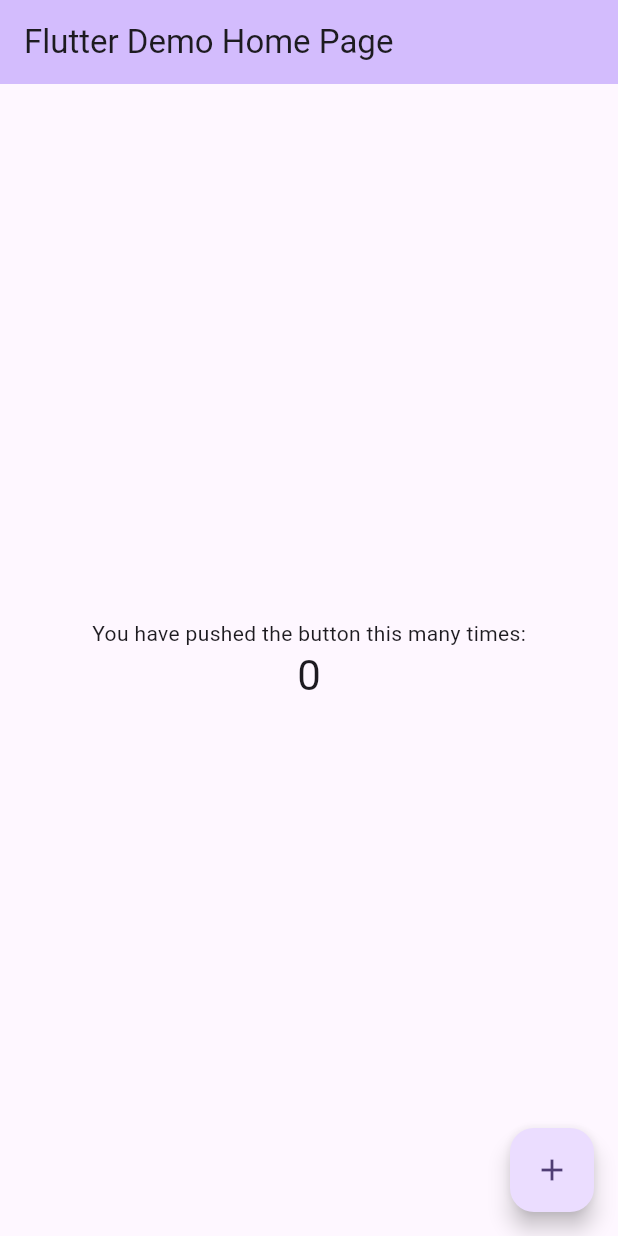
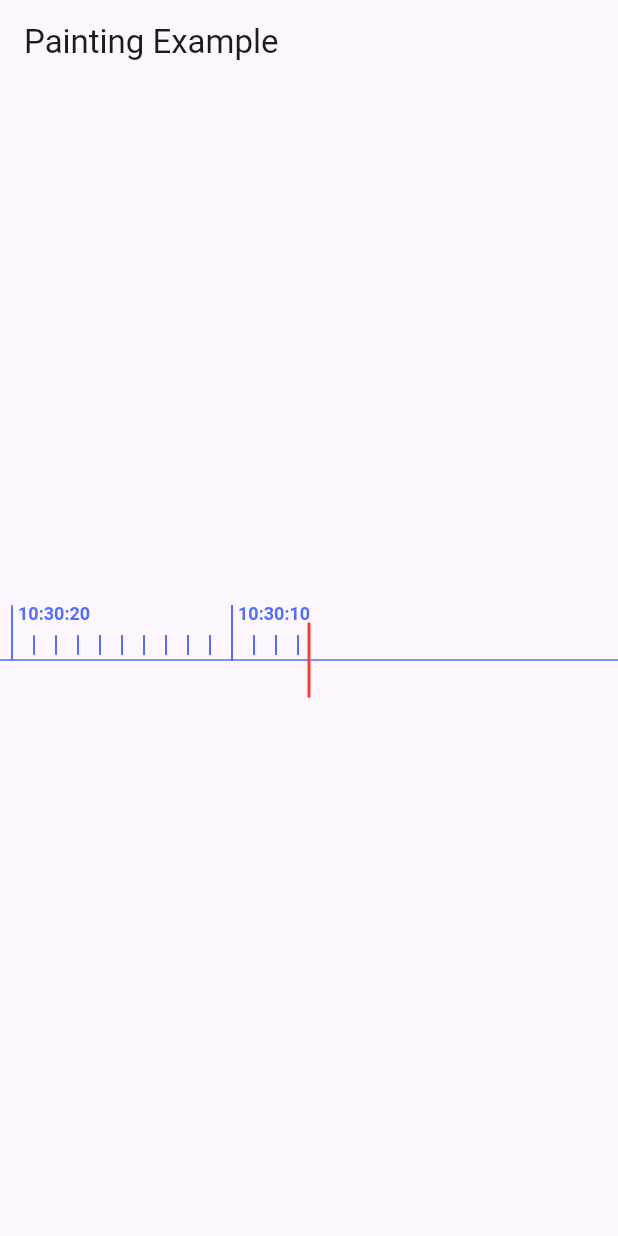
Before and after one commit to bitswar/animated_scrollable_timeline, a Flutter app: the screen it shows after launch, on a phone screen of 412 x 824 dp. Run offline on Flutter 3.47's test engine with Material 3 defaults, Android fonts, the phone set to English and light mode, and no system bars.

Commit message:
added first instance of timeline widget

```diff
--- /dev/null
+++ b/lib/animated_scrollable_timeline_widget.dart
@@ -0,0 +1,99 @@
+import 'dart:async';
+
+import 'package:flutter/material.dart';
+import 'package:animated_scrollable_timeline/timeline_painter.dart';
+
+class AnimatedScrollableTimelineWidget extends StatefulWidget {
+/* ------------------------------ Dependencies ------------------------------ */
+  final double divisionGap;
+/* -------------------------------------------------------------------------- */
+  final double dividerWidth;
+/* -------------------------------------------------------------------------- */
+  final int dividersAmount;
+/* ------------------------------- Constructor ------------------------------ */
+  const AnimatedScrollableTimelineWidget({
+    super.key,
+    this.dividerWidth = 1,
+    this.divisionGap = 21,
+    this.dividersAmount = 10,
+  });
+/* -------------------------------------------------------------------------- */
+  @override
+  State<AnimatedScrollableTimelineWidget> createState() =>
+      _AnimatedScrollableTimelineWidgetState();
+}
+
+class _AnimatedScrollableTimelineWidgetState
+    extends State<AnimatedScrollableTimelineWidget>
+    with SingleTickerProviderStateMixin {
+/* -------------------------------------------------------------------------- */
+  late Timer timer;
+/* -------------------------------------------------------------------------- */
+  late Animation animation;
+/* -------------------------------------------------------------------------- */
+  late AnimationController controller;
+/* -------------------------------------------------------------------------- */
+  DateTime currentTime = DateTime.now();
+/* -------------------------------------------------------------------------- */
+  @override
+  void initState() {
+    controller = AnimationController(
+      vsync: this,
+      duration: const Duration(seconds: 1),
+    )..addStatusListener((status) {
+        if (status == AnimationStatus.completed) {
+          controller.reset();
+          setState(() {
+            currentTime = DateTime.now();
+          });
+          print(status);
+          controller.forward();
+        }
+      });
+    animation = Tween<double>(
+      begin: 0,
+      end: widget.dividerWidth + widget.divisionGap,
+    ).animate(controller);
+
+    controller.forward();
+    super.initState();
+  }
+
+  /* -------------------------------------------------------------------------- */
+  @override
+  void dispose() {
+    controller.dispose();
+    super.dispose();
+  }
+
+/* -------------------------------------------------------------------------- */
+  @override
+  Widget build(BuildContext context) {
+    final double pixelRatio = MediaQuery.of(context).devicePixelRatio;
+    return SizedBox.expand(
+      child: RepaintBoundary(
+        child: GestureDetector(
+          child: AnimatedBuilder(
+            animation: animation,
+            builder: (context, child) {
+              return CustomPaint(
+                painter: TimelinePainter(
+                  largeDivisionHeight: 36,
+                  smallDivisionHeight: 12,
+                  devicePixelRatio: pixelRatio,
+                  centralDate: currentTime,
+                  dividersAmount: widget.dividersAmount,
+                  dividerWidth: widget.dividerWidth,
+                  divisionGap: widget.divisionGap,
+                  value: controller.value,
+                ),
+              );
+            },
+          ),
+        ),
+      ),
+    );
+  }
+
+/* -------------------------------------------------------------------------- */
+}
--- a/lib/main.dart
+++ b/lib/main.dart
@@ -1,125 +1,38 @@
 import 'package:flutter/material.dart';
+import 'package:animated_scrollable_timeline/animated_scrollable_timeline_widget.dart';
 
 void main() {
   runApp(const MyApp());
 }
 
 class MyApp extends StatelessWidget {
-  const MyApp({super.key});
+  const MyApp({
+    super.key,
+  });
 
-  // This widget is the root of your application.
   @override
   Widget build(BuildContext context) {
     return MaterialApp(
-      title: 'Flutter Demo',
-      theme: ThemeData(
-        // This is the theme of your application.
-        //
-        // TRY THIS: Try running your application with "flutter run". You'll see
-        // the application has a blue toolbar. Then, without quitting the app,
-        // try changing the seedColor in the colorScheme below to Colors.green
-        // and then invoke "hot reload" (save your changes or press the "hot
-        // reload" button in a Flutter-supported IDE, or press "r" if you used
-        // the command line to start the app).
-        //
-        // Notice that the counter didn't reset back to zero; the application
-        // state is not lost during the reload. To reset the state, use hot
-        // restart instead.
-        //
-        // This works for code too, not just values: Most code changes can be
-        // tested with just a hot reload.
-        colorScheme: ColorScheme.fromSeed(seedColor: Colors.deepPurple),
-        useMaterial3: true,
-      ),
-      home: const MyHomePage(title: 'Flutter Demo Home Page'),
-    );
-  }
-}
-
-class MyHomePage extends StatefulWidget {
-  const MyHomePage({super.key, required this.title});
-
-  // This widget is the home page of your application. It is stateful, meaning
-  // that it has a State object (defined below) that contains fields that affect
-  // how it looks.
-
-  // This class is the configuration for the state. It holds the values (in this
-  // case the title) provided by the parent (in this case the App widget) and
-  // used by the build method of the State. Fields in a Widget subclass are
-  // always marked "final".
-
-  final String title;
-
-  @override
-  State<MyHomePage> createState() => _MyHomePageState();
-}
-
-class _MyHomePageState extends State<MyHomePage> {
-  int _counter = 0;
-
-  void _incrementCounter() {
-    setState(() {
-      // This call to setState tells the Flutter framework that something has
-      // changed in this State, which causes it to rerun the build method below
-      // so that the display can reflect the updated values. If we changed
-      // _counter without calling setState(), then the build method would not be
-      // called again, and so nothing would appear to happen.
-      _counter++;
-    });
-  }
-
-  @override
-  Widget build(BuildContext context) {
-    // This method is rerun every time setState is called, for instance as done
-    // by the _incrementCounter method above.
-    //
-    // The Flutter framework has been optimized to make rerunning build methods
-    // fast, so that you can just rebuild anything that needs updating rather
-    // than having to individually change instances of widgets.
-    return Scaffold(
-      appBar: AppBar(
-        // TRY THIS: Try changing the color here to a specific color (to
-        // Colors.amber, perhaps?) and trigger a hot reload to see the AppBar
-        // change color while the other colors stay the same.
-        backgroundColor: Theme.of(context).colorScheme.inversePrimary,
-        // Here we take the value from the MyHomePage object that was created by
-        // the App.build method, and use it to set our appbar title.
-        title: Text(widget.title),
-      ),
-      body: Center(
-        // Center is a layout widget. It takes a single child and positions it
-        // in the middle of the parent.
-        child: Column(
-          // Column is also a layout widget. It takes a list of children and
-          // arranges them vertically. By default, it sizes itself to fit its
-          // children horizontally, and tries to be as tall as its parent.
-          //
-          // Column has various properties to control how it sizes itself and
-          // how it positions its children. Here we use mainAxisAlignment to
-          // center the children vertically; the main axis here is the vertical
-          // axis because Columns are vertical (the cross axis would be
-          // horizontal).
-          //
-          // TRY THIS: Invoke "debug painting" (choose the "Toggle Debug Paint"
-          // action in the IDE, or press "p" in the console), to see the
-          // wireframe for each widget.
-          mainAxisAlignment: MainAxisAlignment.center,
-          children: <Widget>[
-            const Text(
-              'You have pushed the button this many times:',
-            ),
-            Text(
-              '$_counter',
-              style: Theme.of(context).textTheme.headlineMedium,
+      title: "Painting example",
+      theme: ThemeData.light(useMaterial3: true),
+      darkTheme: ThemeData.dark(useMaterial3: true),
+      home: Scaffold(
+        appBar: AppBar(
+          title: const Text("Painting Example"),
+        ),
+        body: Stack(
+          children: [
+            const AnimatedScrollableTimelineWidget(),
+            Center(
+              child: Container(
+                width: 2,
+                height: 50,
+                color: Colors.red,
+              ),
             ),
           ],
         ),
       ),
-      floatingActionButton: FloatingActionButton(
-        onPressed: _incrementCounter,
-        tooltip: 'Increment',
-        child: const Icon(Icons.add),
-      ), // This trailing comma makes auto-formatting nicer for build methods.
     );
   }
 }
```
Also changed, not shown: lib/timeline_painter.dart (added, +201 -0 lines).
